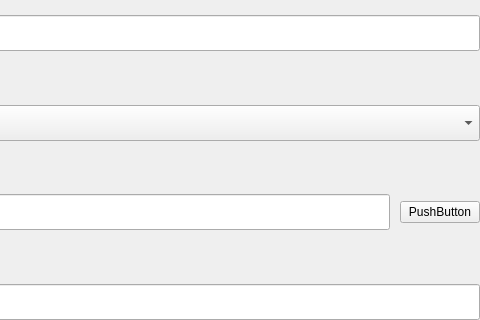
openeuler-mirror/kiran-control-panel, file plugins/network/src/plugin/setting-widget/vpn/vpn-widget.ui: the form before one commit; both pictures show x 98 to 578 and y 93 to 413 of the 578 by 413 pixel window.
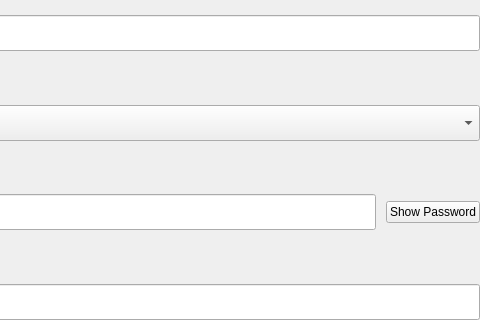
The form after the commit. Custom widgets are drawn as their Qt base class.

The edit to the form file:
```diff
--- a/plugins/network/src/plugin/setting-widget/vpn/vpn-widget.ui
+++ b/plugins/network/src/plugin/setting-widget/vpn/vpn-widget.ui
@@ -195,7 +195,7 @@
            <string>ButtonPasswordVisual</string>
           </property>
           <property name="text">
-           <string>PushButton</string>
+           <string>Show Password</string>
           </property>
          </widget>
         </item>
```
